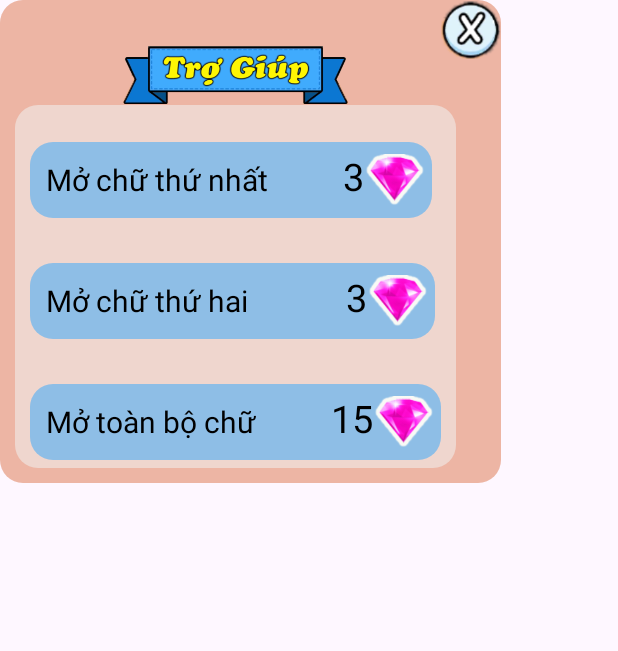
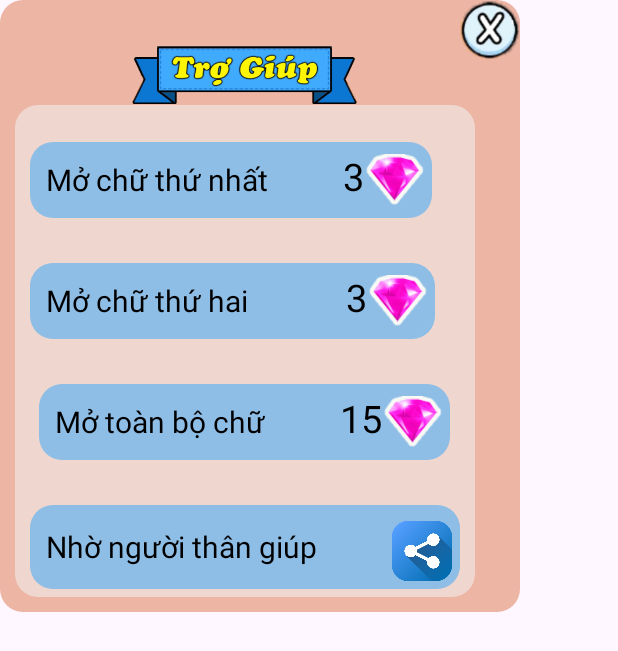
Before and after one commit to VuThankBinh/Do-An-3, an Android app: the layout dialog_help.xml on its own in the app's theme, with its tools: preview values and no code run, on a phone screen of 412 x 824 dp. Shown: the top 651 px of the screen. Run offline under Robolectric (Android 15) with nearby library versions, the phone set to English and light mode, and no system bars.

Commit message:
thiet ke chuc nang choi game

```diff
--- a/app/src/main/AndroidManifest.xml
+++ b/app/src/main/AndroidManifest.xml
@@ -15,10 +15,10 @@
             android:name=".layout_home1"
             android:exported="false" />
         <activity
-            android:name=".MainActivity"
+            android:name=".layout_home2"
             android:exported="false" />
         <activity
-            android:name=".layout_home2"
+            android:name=".MainActivity"
             android:exported="true" >
             <intent-filter>
                 <action android:name="android.intent.action.MAIN" />
--- /dev/null
+++ b/app/src/main/java/com/example/dhbc/ItemClick_cauhoi.java
@@ -0,0 +1,5 @@
+package com.example.dhbc;
+
+public interface ItemClick_cauhoi {
+    void onItemCauHoiClick(int position);
+}
--- /dev/null
+++ b/app/src/main/java/com/example/dhbc/ItemClick_dapan.java
@@ -0,0 +1,5 @@
+package com.example.dhbc;
+
+public interface ItemClick_dapan {
+    void onItemClick(int position);
+}
--- a/app/src/main/res/layout/activity_main.xml
+++ b/app/src/main/res/layout/activity_main.xml
@@ -67,6 +67,7 @@
         android:layout_weight="1.5"
         android:gravity="center"
         android:id="@+id/layout_2"
+        android:background="@color/white"
         android:src="@drawable/xuanbac1">
     </ImageView>
     <RelativeLayout
--- a/app/src/main/res/layout/dialog_help.xml
+++ b/app/src/main/res/layout/dialog_help.xml
@@ -183,7 +183,51 @@
                         </LinearLayout>
                     </LinearLayout>
                 </LinearLayout>
+                <LinearLayout
+                    android:orientation="vertical"
+                    android:layout_width="wrap_content"
+                    android:layout_height="wrap_content"
+                    android:layout_gravity="center"
+                    android:layout_marginTop="10dp"
+                    android:backgroundTint="#FFEB3B">
+                    <LinearLayout
+                        android:layout_width="wrap_content"
+                        android:layout_height="wrap_content"
+                        android:orientation="horizontal"
+                        android:padding="5dp"
+                        android:id="@+id/nhongthan"
+                        android:layout_margin="10dp"
+                        android:weightSum="3"
+                        android:background="@drawable/botron3">
+                        <TextView
+                            android:layout_width="wrap_content"
+                            android:layout_height="wrap_content"
+                            android:text="Nhờ người thân giúp"
+                            android:layout_gravity="center"
+                            android:textSize="20dp"
+                            android:layout_weight="2"
+                            android:layout_marginLeft="5dp"
+                            android:textColor="@color/black">
+                        </TextView>
+                        <LinearLayout
+                            android:layout_width="wrap_content"
+                            android:layout_height="wrap_content"
+                            android:layout_weight="1"
+                            android:weightSum="2"
+                            android:layout_marginLeft="50dp"
+                            android:orientation="horizontal">
+                            <ImageView
+                            android:layout_width="40dp"
+                            android:layout_height="40dp"
+                            android:id="@+id/share"
+                            android:layout_marginTop="5dp"
+                            android:src="@drawable/share2">
+                        </ImageView>
+                        </LinearLayout>
+                    </LinearLayout>
+                </LinearLayout>
             </LinearLayout>
+
         </LinearLayout>
 </LinearLayout>
     </LinearLayout>
--- a/app/src/main/res/layout/dongcauhoi.xml
+++ b/app/src/main/res/layout/dongcauhoi.xml
@@ -5,7 +5,7 @@
     <TextView
         android:layout_width="45dp"
         android:layout_height="45dp"
-        android:background="@drawable/bt_item"
+        android:background="@drawable/bt_item_result"
         android:id="@+id/ktu"
         android:textColor="@color/black"
         android:text="A"
```
Also changed, not shown: app/src/main/java/com/example/dhbc/CauHoiAdapter.java (+35 -10 lines), app/src/main/java/com/example/dhbc/DapAnAdapter.java (+9 -1 lines), app/src/main/java/com/example/dhbc/MainActivity.java (+157 -92 lines), app/src/main/res/drawable/bt_item_result.png (added), app/src/main/res/drawable/share.png (added), app/src/main/res/drawable/share1.png (added), app/src/main/res/drawable/share2.png (added).
